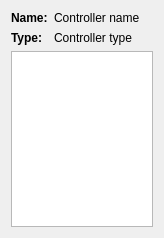
Before: the Qt Designer form rqt_controller_manager/resource/popup_info.ui in ros2-gbp/ros2_control-release, drawn with Qt 5.
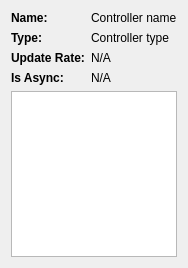
After: the same form once the commit is applied.

The edit to the form file:
```diff
--- a/rqt_controller_manager/resource/popup_info.ui
+++ b/rqt_controller_manager/resource/popup_info.ui
@@ -7,7 +7,7 @@
     <x>0</x>
     <y>0</y>
     <width>164</width>
-    <height>238</height>
+    <height>268</height>
    </rect>
   </property>
   <property name="sizePolicy">
@@ -62,6 +62,46 @@
        </property>
       </widget>
      </item>
+     <item row="2" column="0">
+      <widget class="QLabel" name="ctrl_update_rate_label">
+       <property name="text">
+        <string>&lt;html&gt;&lt;head/&gt;&lt;body&gt;&lt;p&gt;&lt;span style=&quot; font-weight:600;&quot;&gt;Update Rate:&lt;/span&gt;&lt;/p&gt;&lt;/body&gt;&lt;/html&gt;</string>
+       </property>
+       <property name="textFormat">
+        <enum>Qt::RichText</enum>
+       </property>
+      </widget>
+     </item>
+     <item row="2" column="1">
+      <widget class="QLabel" name="ctrl_update_rate">
+       <property name="text">
+        <string>N/A</string>
+       </property>
+       <property name="textFormat">
+        <enum>Qt::PlainText</enum>
+       </property>
+      </widget>
+     </item>
+     <item row="3" column="0">
+      <widget class="QLabel" name="ctrl_is_async_label">
+       <property name="text">
+        <string>&lt;html&gt;&lt;head/&gt;&lt;body&gt;&lt;p&gt;&lt;span style=&quot; font-weight:600;&quot;&gt;Is Async:&lt;/span&gt;&lt;/p&gt;&lt;/body&gt;&lt;/html&gt;</string>
+       </property>
+       <property name="textFormat">
+        <enum>Qt::RichText</enum>
+       </property>
+      </widget>
+     </item>
+     <item row="3" column="1">
+      <widget class="QLabel" name="ctrl_is_async">
+       <property name="text">
+        <string>N/A</string>
+       </property>
+       <property name="textFormat">
+        <enum>Qt::PlainText</enum>
+       </property>
+      </widget>
+     </item>
     </layout>
    </item>
    <item>
```
